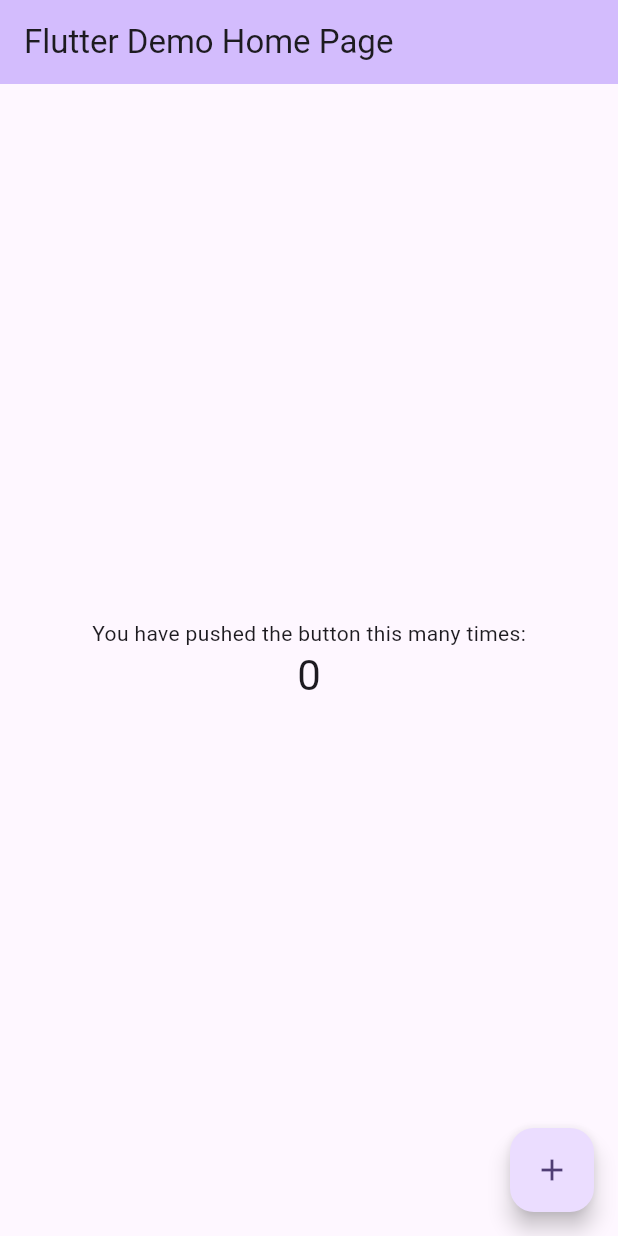
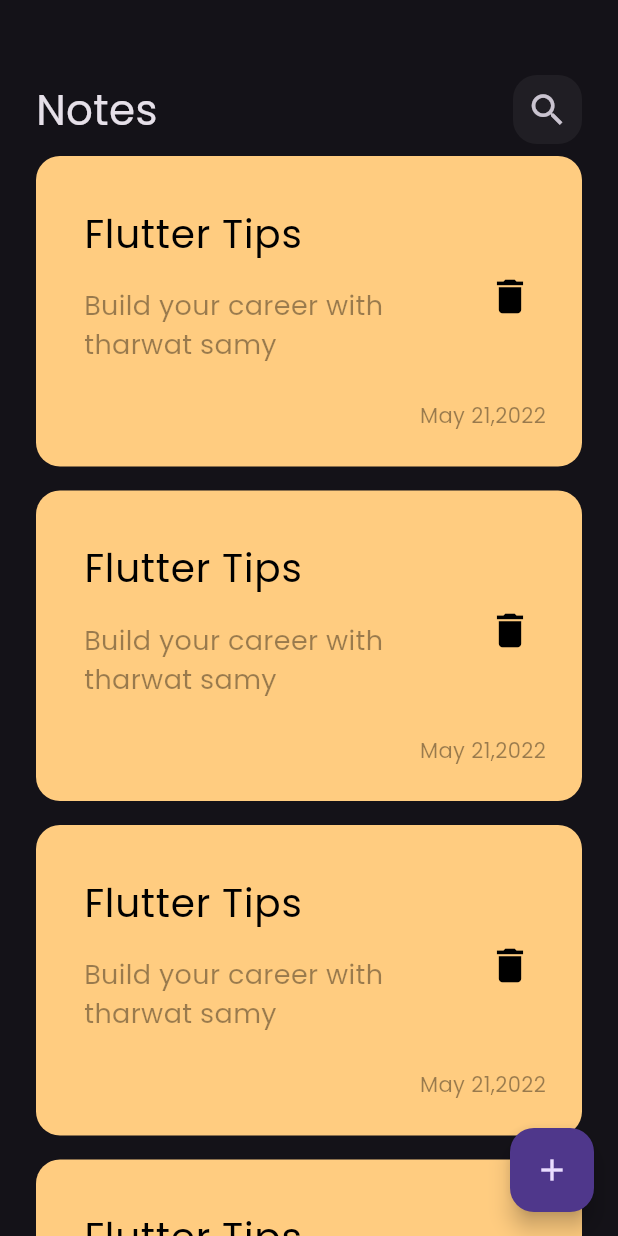
Before and after one commit to karim242/Notes_App, a Flutter app: the screen it shows after launch, on a phone screen of 412 x 824 dp. Run offline on Flutter 3.47's test engine with Material 3 defaults, Android fonts, the phone set to English and light mode, and no system bars.

Commit message:
first view done

```diff
--- a/lib/main.dart
+++ b/lib/main.dart
@@ -1,125 +1,19 @@
 import 'package:flutter/material.dart';
+import 'package:notes_app/views/notes_view.dart';
 
 void main() {
-  runApp(const MyApp());
+  runApp(const NotesApp());
 }
 
-class MyApp extends StatelessWidget {
-  const MyApp({super.key});
+class NotesApp extends StatelessWidget {
+  const NotesApp({super.key});
 
-  // This widget is the root of your application.
   @override
   Widget build(BuildContext context) {
     return MaterialApp(
-      title: 'Flutter Demo',
-      theme: ThemeData(
-        // This is the theme of your application.
-        //
-        // TRY THIS: Try running your application with "flutter run". You'll see
-        // the application has a purple toolbar. Then, without quitting the app,
-        // try changing the seedColor in the colorScheme below to Colors.green
-        // and then invoke "hot reload" (save your changes or press the "hot
-        // reload" button in a Flutter-supported IDE, or press "r" if you used
-        // the command line to start the app).
-        //
-        // Notice that the counter didn't reset back to zero; the application
-        // state is not lost during the reload. To reset the state, use hot
-        // restart instead.
-        //
-        // This works for code too, not just values: Most code changes can be
-        // tested with just a hot reload.
-        colorScheme: ColorScheme.fromSeed(seedColor: Colors.deepPurple),
-        useMaterial3: true,
-      ),
-      home: const MyHomePage(title: 'Flutter Demo Home Page'),
+      debugShowCheckedModeBanner: false,
+      theme: ThemeData(brightness: Brightness.dark, fontFamily: "Poppins"),
+      home: const NotesView(),
     );
   }
 }
-
-class MyHomePage extends StatefulWidget {
-  const MyHomePage({super.key, required this.title});
-
-  // This widget is the home page of your application. It is stateful, meaning
-  // that it has a State object (defined below) that contains fields that affect
-  // how it looks.
-
-  // This class is the configuration for the state. It holds the values (in this
-  // case the title) provided by the parent (in this case the App widget) and
-  // used by the build method of the State. Fields in a Widget subclass are
-  // always marked "final".
-
-  final String title;
-
-  @override
-  State<MyHomePage> createState() => _MyHomePageState();
-}
-
-class _MyHomePageState extends State<MyHomePage> {
-  int _counter = 0;
-
-  void _incrementCounter() {
-    setState(() {
-      // This call to setState tells the Flutter framework that something has
-      // changed in this State, which causes it to rerun the build method below
-      // so that the display can reflect the updated values. If we changed
-      // _counter without calling setState(), then the build method would not be
-      // called again, and so nothing would appear to happen.
-      _counter++;
-    });
-  }
-
-  @override
-  Widget build(BuildContext context) {
-    // This method is rerun every time setState is called, for instance as done
-    // by the _incrementCounter method above.
-    //
-    // The Flutter framework has been optimized to make rerunning build methods
-    // fast, so that you can just rebuild anything that needs updating rather
-    // than having to individually change instances of widgets.
-    return Scaffold(
-      appBar: AppBar(
-        // TRY THIS: Try changing the color here to a specific color (to
-        // Colors.amber, perhaps?) and trigger a hot reload to see the AppBar
-        // change color while the other colors stay the same.
-        backgroundColor: Theme.of(context).colorScheme.inversePrimary,
-        // Here we take the value from the MyHomePage object that was created by
-        // the App.build method, and use it to set our appbar title.
-        title: Text(widget.title),
-      ),
-      body: Center(
-        // Center is a layout widget. It takes a single child and positions it
-        // in the middle of the parent.
-        child: Column(
-          // Column is also a layout widget. It takes a list of children and
-          // arranges them vertically. By default, it sizes itself to fit its
-          // children horizontally, and tries to be as tall as its parent.
-          //
-          // Column has various properties to control how it sizes itself and
-          // how it positions its children. Here we use mainAxisAlignment to
-          // center the children vertically; the main axis here is the vertical
-          // axis because Columns are vertical (the cross axis would be
-          // horizontal).
-          //
-          // TRY THIS: Invoke "debug painting" (choose the "Toggle Debug Paint"
-          // action in the IDE, or press "p" in the console), to see the
-          // wireframe for each widget.
-          mainAxisAlignment: MainAxisAlignment.center,
-          children: <Widget>[
-            const Text(
-              'You have pushed the button this many times:',
-            ),
-            Text(
-              '$_counter',
-              style: Theme.of(context).textTheme.headlineMedium,
-            ),
-          ],
-        ),
-      ),
-      floatingActionButton: FloatingActionButton(
-        onPressed: _incrementCounter,
-        tooltip: 'Increment',
-        child: const Icon(Icons.add),
-      ), // This trailing comma makes auto-formatting nicer for build methods.
-    );
-  }
-}
--- /dev/null
+++ b/lib/views/notes_view.dart
@@ -0,0 +1,16 @@
+import 'package:flutter/material.dart';
+import 'package:notes_app/views/widgets/notes_view_body.dart';
+
+class NotesView extends StatelessWidget {
+  const NotesView({super.key});
+
+  @override
+  Widget build(BuildContext context) {
+    return Scaffold(
+        floatingActionButton: FloatingActionButton(
+          onPressed: () {},
+          child: const Icon(Icons.add),
+        ),
+        body: const NotesViewBody());
+  }
+}
--- /dev/null
+++ b/lib/views/widgets/custom_appBar.dart
@@ -0,0 +1,22 @@
+
+import 'package:flutter/material.dart';
+import 'package:notes_app/views/widgets/custom_icon_btn.dart';
+
+class CustomAppBar extends StatelessWidget {
+  const CustomAppBar({super.key, required this.title, required this.icon});
+final String title;
+  final IconData icon;
+  @override
+  Widget build(BuildContext context) {
+    return  Row(
+      mainAxisAlignment: MainAxisAlignment.spaceBetween,
+      children: [
+        Text(
+          title,
+          style: const TextStyle(fontSize: 28),
+        ),
+        CustomIcon(icon: icon,)
+      ],
+    );
+  }
+}
--- /dev/null
+++ b/lib/views/widgets/custom_icon_btn.dart
@@ -0,0 +1,24 @@
+import 'package:flutter/material.dart';
+
+class CustomIcon extends StatelessWidget {
+  const CustomIcon({super.key, required this.icon});
+  final IconData icon;
+  @override
+  Widget build(BuildContext context) {
+    return Container(
+      height: 46,
+      width: 46,
+      decoration: BoxDecoration(
+        borderRadius: BorderRadius.circular(16),
+        color: Colors.white.withOpacity(0.05),
+      ),
+      child: IconButton(
+        onPressed: () {},
+        icon: Icon(
+          icon ,
+          size: 28,
+        ),
+      ),
+    );
+  }
+}
--- /dev/null
+++ b/lib/views/widgets/notes_item.dart
@@ -0,0 +1,54 @@
+import 'package:flutter/material.dart';
+
+class NotesItems extends StatelessWidget {
+  const NotesItems({super.key});
+
+  @override
+  Widget build(BuildContext context) {
+    return Container(
+      decoration: BoxDecoration(
+        color: const Color(0xffFFCC80),
+        borderRadius: BorderRadius.circular(16),
+      ),
+      padding: const EdgeInsets.only(top: 24, bottom: 24, left: 16),
+      child: Column(crossAxisAlignment: CrossAxisAlignment.end, children: [
+        ListTile(
+          title: const Text(
+            'Flutter Tips',
+            style: TextStyle(
+              fontSize: 26,
+              color: Colors.black,
+            ),
+          ),
+          subtitle: Padding(
+            padding: const EdgeInsets.symmetric(vertical: 16),
+            child: Text(
+              "Build your career with tharwat samy",
+              style: TextStyle(
+                fontSize: 18,
+                color: Colors.black.withOpacity(.4),
+              ),
+            ),
+          ),
+          trailing: IconButton(
+            icon: const Icon(
+              Icons.delete,
+              color: Colors.black,
+              size: 30,
+            ),
+            onPressed: () {},
+          ),
+        ),
+        Padding(
+          padding: const EdgeInsets.symmetric(horizontal: 24.0),
+          child: Text(
+            "May 21,2022",
+            style: TextStyle(
+              color: Colors.black.withOpacity(.4),
+            ),
+          ),
+        )
+      ]),
+    );
+  }
+}
--- /dev/null
+++ b/lib/views/widgets/notes_list_view.dart
@@ -0,0 +1,18 @@
+import 'package:flutter/material.dart';
+import 'package:notes_app/views/widgets/notes_item.dart';
+
+class NotesListView extends StatelessWidget {
+  const NotesListView({super.key});
+
+  @override
+  Widget build(BuildContext context) {
+    return ListView.builder(
+      itemBuilder: (context, index) {
+        return const Padding(
+          padding: EdgeInsets.symmetric(vertical: 8.0),
+          child: NotesItems(),
+        );
+      },
+    );
+  }
+}
--- /dev/null
+++ b/lib/views/widgets/notes_view_body.dart
@@ -0,0 +1,26 @@
+import 'package:flutter/material.dart';
+import 'package:notes_app/views/widgets/custom_appBar.dart';
+import 'package:notes_app/views/widgets/notes_list_view.dart';
+
+class NotesViewBody extends StatelessWidget {
+  const NotesViewBody({super.key});
+
+  @override
+  Widget build(BuildContext context) {
+    return const Padding(
+      padding: EdgeInsets.symmetric(horizontal: 24),
+      child: Column(
+        children: [
+          SizedBox(
+            height: 50,
+          ),
+          CustomAppBar(
+            title: 'Notes',
+            icon: Icons.search,
+          ),
+          Expanded(child: NotesListView())
+        ],
+      ),
+    );
+  }
+}
```
Also changed, not shown: pubspec.yaml (+4 -4 lines), assets/fonts/Poppins-Regular.ttf (added), 1 other file.
